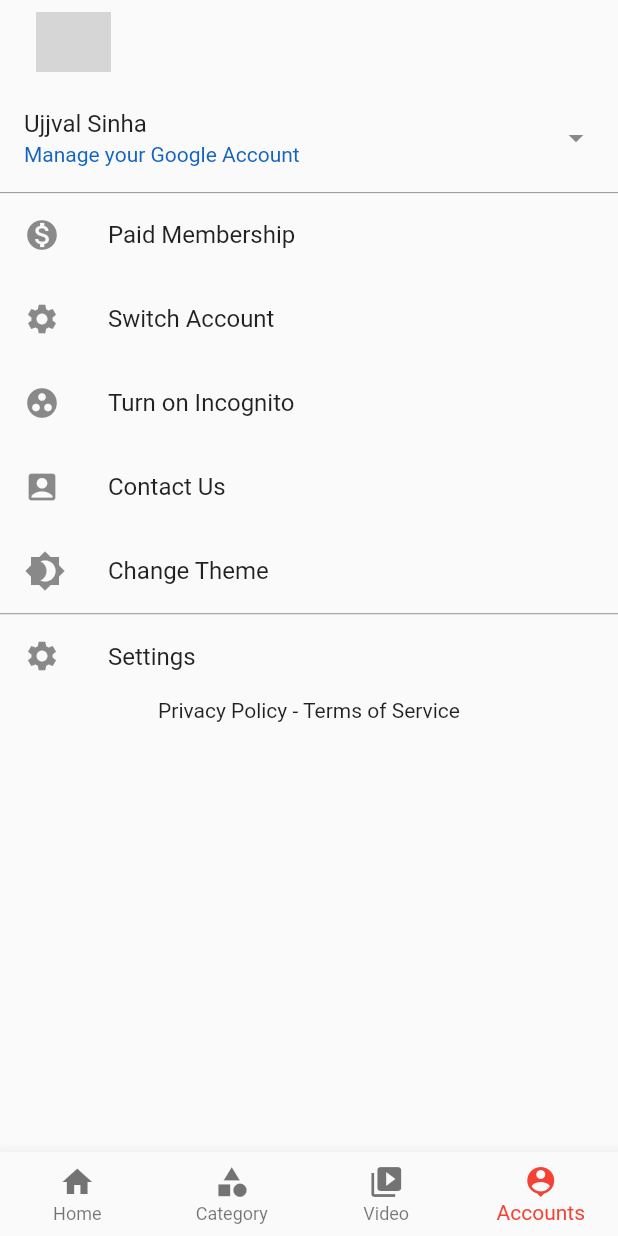
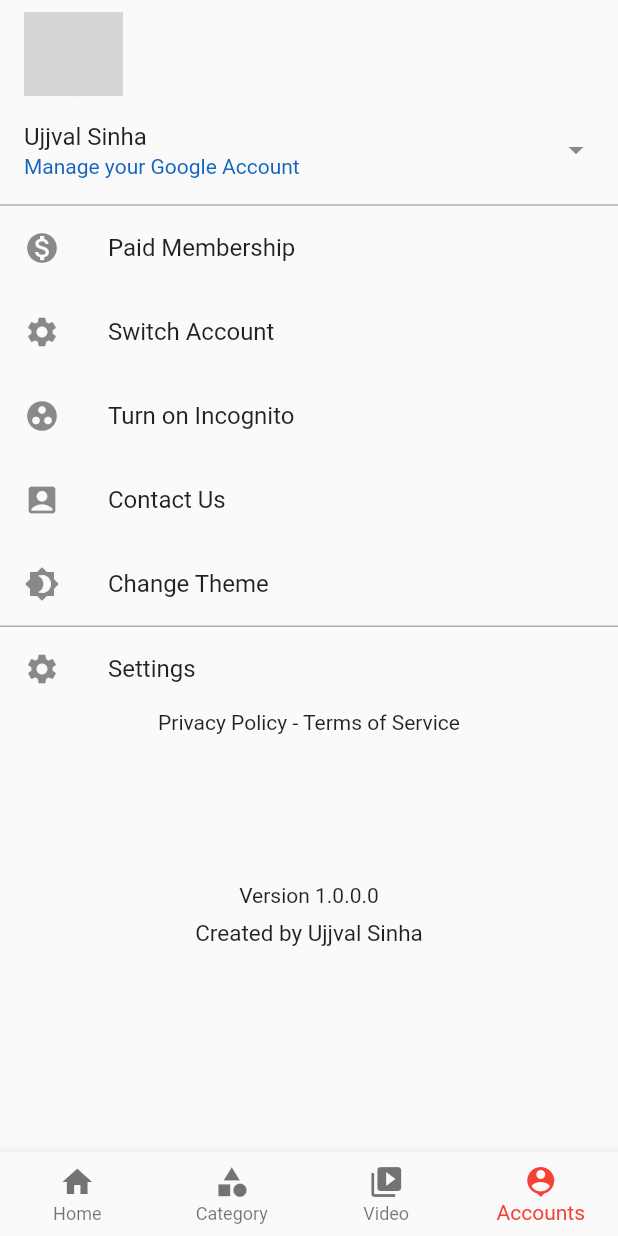
Before and after one commit to ujjvalsinha/News-Adda, a Flutter app: the screen it shows after launch, item 4 of the bottom bar chosen, on a phone screen of 412 x 824 dp. Run offline on Flutter 3.47's test engine with Material 2 defaults, Android fonts, the phone set to English and light mode, and no system bars; our stand-ins replace connectivity, data_connection_checker, dynamic_theme, flutter_spinkit, share; missing offline and left inert: flutter_webview_plugin; network calls fail; grey boxes are pictures that could not be loaded.

```diff
--- a/lib/Profile.dart
+++ b/lib/Profile.dart
@@ -13,20 +13,23 @@ class _ProfileState extends State<Profile> {
             ? Brightness.light
             : Brightness.dark);
   }
+
   @override
   Widget build(BuildContext context) {
+    Size size = MediaQuery.of(context).size;
     return Scaffold(
-
       body: ListView(
         children: <Widget>[
+          Column(
+            children: <Widget>[
+              SizedBox(
+                height: size.height * .01,
+              ),
               ListTile(
-            leading: Padding(
-              padding: const EdgeInsets.all(8.0),
-              child: CircleAvatar(
-                radius: 25,
+                leading: CircleAvatar(
+                  radius: size.height * .04,
                   backgroundImage: NetworkImage(
                       "https://i7.pngguru.com/preview/831/88/865/user-profile-computer-icons-user-interface-mystique.jpg"),
-              ),
                 ),
               ),
               ListTile(
@@ -38,7 +41,7 @@ class _ProfileState extends State<Profile> {
                 ),
               ),
               Container(
-            height: 0.75,
+                height: size.height * .001,
                 width: double.infinity,
                 color: Colors.grey,
               ),
@@ -61,7 +64,7 @@ class _ProfileState extends State<Profile> {
               ListTile(
                 leading: Icon(
                   Icons.brightness_4,
-                  size: 28,
+                  //size: 28,
                 ),
                 title: Text(
                   "Change Theme",
@@ -72,7 +75,7 @@ class _ProfileState extends State<Profile> {
                 },
               ),
               Container(
-            height: 0.75,
+                height: size.height * .001,
                 width: double.infinity,
                 color: Colors.grey,
               ),
@@ -80,7 +83,28 @@ class _ProfileState extends State<Profile> {
                 leading: Icon(Icons.settings),
                 title: Text("Settings"),
               ),
-          Center(child: Text("Privacy Policy - Terms of Service"))
+              Center(
+                child: Text("Privacy Policy - Terms of Service"),
+              ),
+              Container(
+                margin: EdgeInsets.only(top: size.height * .12),
+
+                child: Text(
+                  "Version 1.0.0.0",
+                  style: TextStyle(fontSize: 14),
+                ),
+              ),
+              Container(
+                margin: EdgeInsets.only(top: size.height * .01),
+
+                child: Text(
+                  "Created by Ujjval Sinha",
+                  style: TextStyle(fontSize: 15),
+                ),
+              ),
+
+            ],
+          ),
         ],
       ),
     );
```
Also changed, not shown: lib/Nointernet.dart (+25 -8 lines), lib/VideoPlayerScreen.dart (+35 -29 lines), lib/main.dart (+13 -2 lines), 1 other file. Lines whose indentation alone changed are shown as unchanged.
